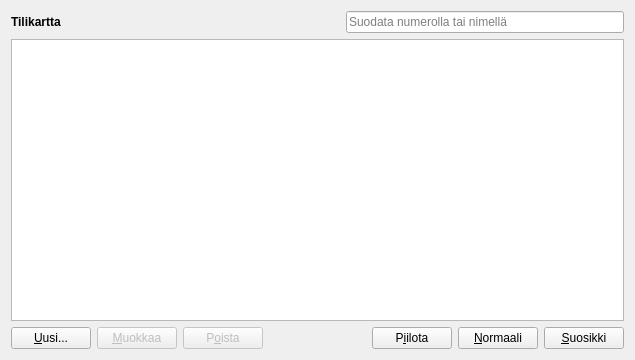
Before: the Qt Designer form kitupiikki/maaritys/tilikarttamuokkaus.ui in artoh/kitupiikki, drawn with Qt 5.
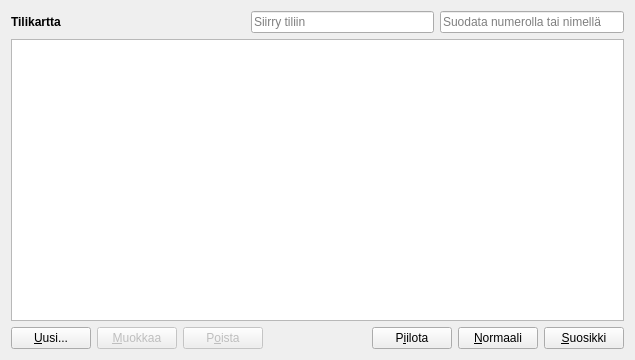
After: the same form once the commit is applied. Icons and pictures are not drawn.

Patch:
```diff
--- a/kitupiikki/maaritys/tilikarttamuokkaus.ui
+++ b/kitupiikki/maaritys/tilikarttamuokkaus.ui
@@ -36,6 +36,13 @@
        </property>
       </spacer>
      </item>
+     <item>
+      <widget class="QLineEdit" name="siirryEdit">
+       <property name="placeholderText">
+        <string>Siirry tiliin</string>
+       </property>
+      </widget>
+     </item>
      <item>
       <widget class="QLineEdit" name="suodataEdit">
        <property name="placeholderText">
```
Left out of the diff: 6 changed lines with no effect on the pictures.
